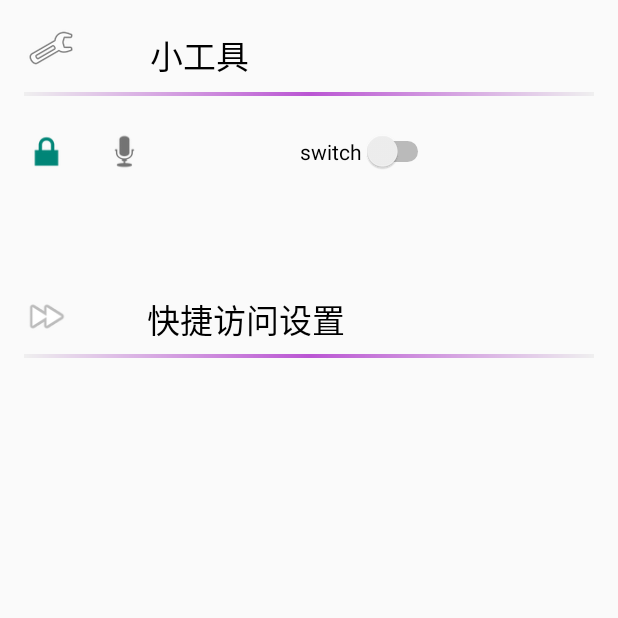
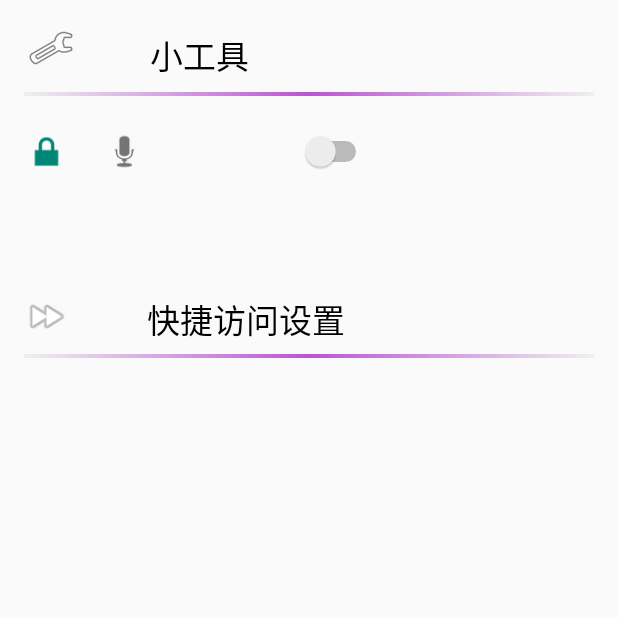
Before and after one commit to zhangpzh/Argus, an Android app: the screen it shows after launch (MainActivity), on a phone screen of 412 x 824 dp, the top half of it. Run offline under Robolectric (Android 15) with nearby library versions, the phone set to English and light mode, and no system bars.

Commit message:
rid 'switch' off the button

```diff
--- a/Argus/app/build.gradle
+++ b/Argus/app/build.gradle
@@ -13,7 +13,7 @@ android {
     }
     buildTypes {
         release {
-       //     runProguard false
+            runProguard false
             proguardFiles getDefaultProguardFile('proguard-android.txt'), 'proguard-rules.pro'
         }
     }
--- a/Argus/app/src/main/res/layout/main_activity_show_grid.xml
+++ b/Argus/app/src/main/res/layout/main_activity_show_grid.xml
@@ -72,7 +72,6 @@
             android:layout_height="wrap_content"
             android:layout_marginLeft="100dp"
             android:id="@+id/serviceSwitchButton"
-            android:text="switch"
             />
     </LinearLayout>
 
```
Also changed, not shown: 3 other files.
